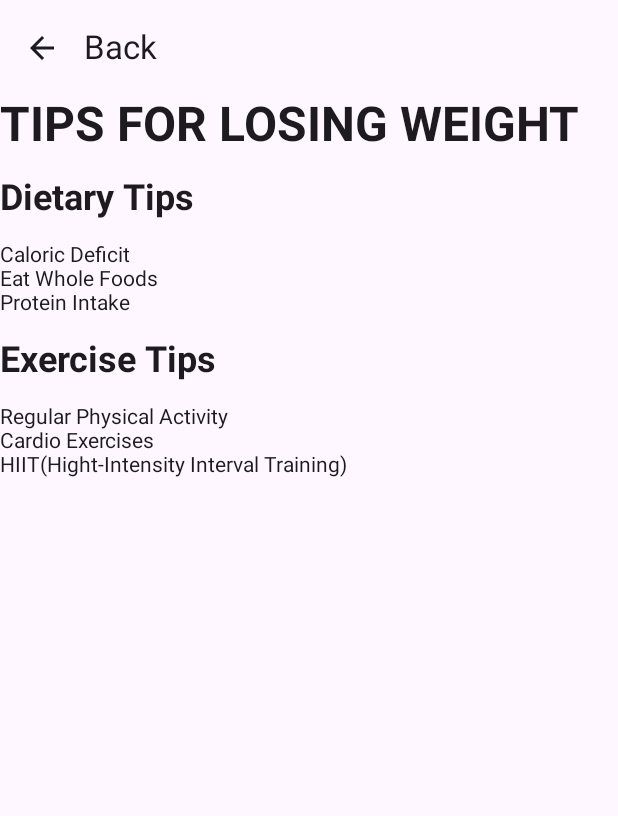
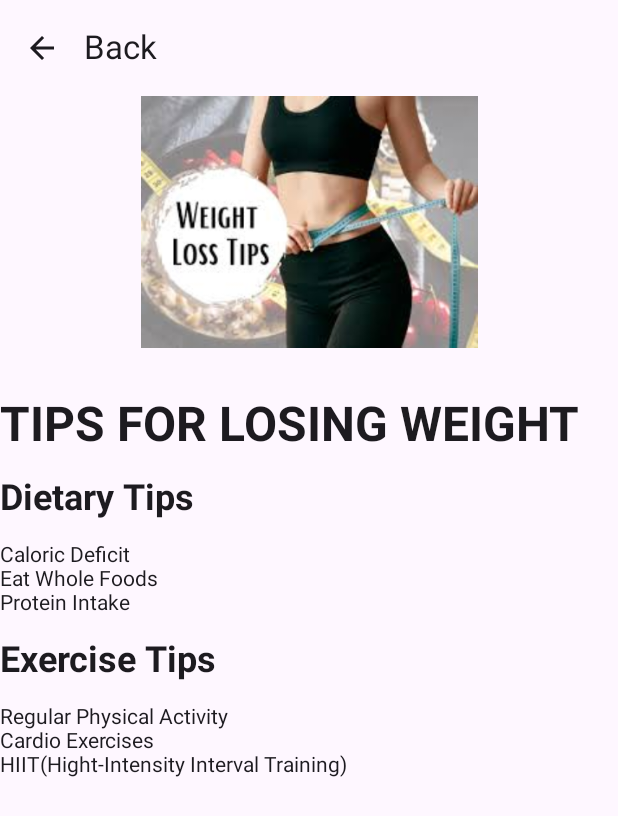
Before and after one commit to diogodiogo2002/ProgAvancada, an Android app built with Jetpack Compose: the composable LoseWeightScreen shown on its own in the app's theme, on a phone screen of 412 x 824 dp. Shown: the top 816 px of the screen. Run offline under Robolectric (Android 15) with nearby library versions, the phone set to English and light mode, and no system bars; 2 statements that could not run were skipped.

Commit message:
Adicionada Imagem LoseWeightScreen

```diff
--- a/FitnessApp/app/src/main/java/com/example/fitnessapp/LoseWeightScreen.kt
+++ b/FitnessApp/app/src/main/java/com/example/fitnessapp/LoseWeightScreen.kt
@@ -1,9 +1,11 @@
 package com.example.fitnessapp
 
+import androidx.compose.foundation.Image
 import androidx.compose.foundation.layout.Arrangement
 import androidx.compose.foundation.layout.Column
 import androidx.compose.foundation.layout.Spacer
 import androidx.compose.foundation.layout.fillMaxSize
+import androidx.compose.foundation.layout.fillMaxWidth
 import androidx.compose.foundation.layout.height
 import androidx.compose.foundation.layout.padding
 import androidx.compose.material.icons.Icons
@@ -16,6 +18,7 @@ import androidx.compose.material3.TopAppBar
 import androidx.compose.runtime.Composable
 import androidx.compose.ui.Alignment
 import androidx.compose.ui.Modifier
+import androidx.compose.ui.res.painterResource
 import androidx.compose.ui.text.font.FontWeight
 import androidx.compose.ui.unit.dp
 import androidx.compose.ui.unit.sp
@@ -35,6 +38,14 @@ fun LoseWeightScreen(navController: NavController) {
                 },
 
                 )
+            Image(
+                painter = painterResource(id = R.drawable.loseweight),
+                contentDescription = "Logo",
+                modifier = Modifier
+                    .fillMaxWidth()
+                    .height(200.dp)
+                    .padding(bottom = 32.dp)
+            )
             Text("TIPS FOR LOSING WEIGHT",
                 fontSize = 32.sp, // Using the custom fontSize modifier
                 fontWeight = FontWeight.Bold
```
Also changed, not shown: FitnessApp/app/src/main/res/drawable/loseweight.jpeg (added).
